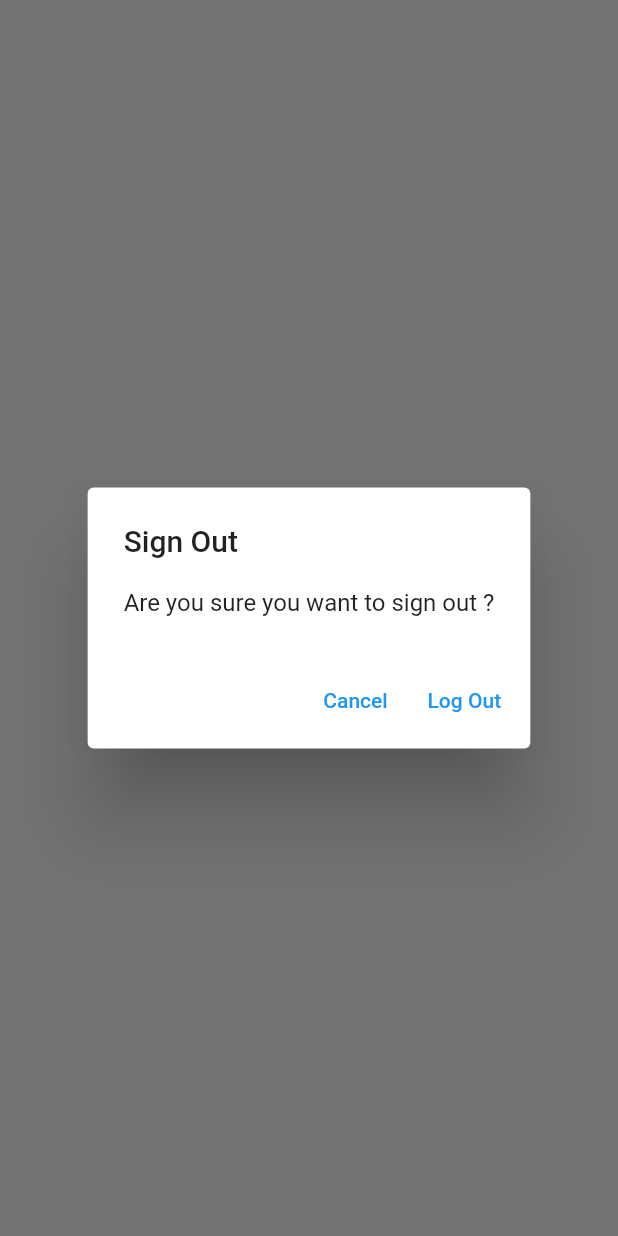
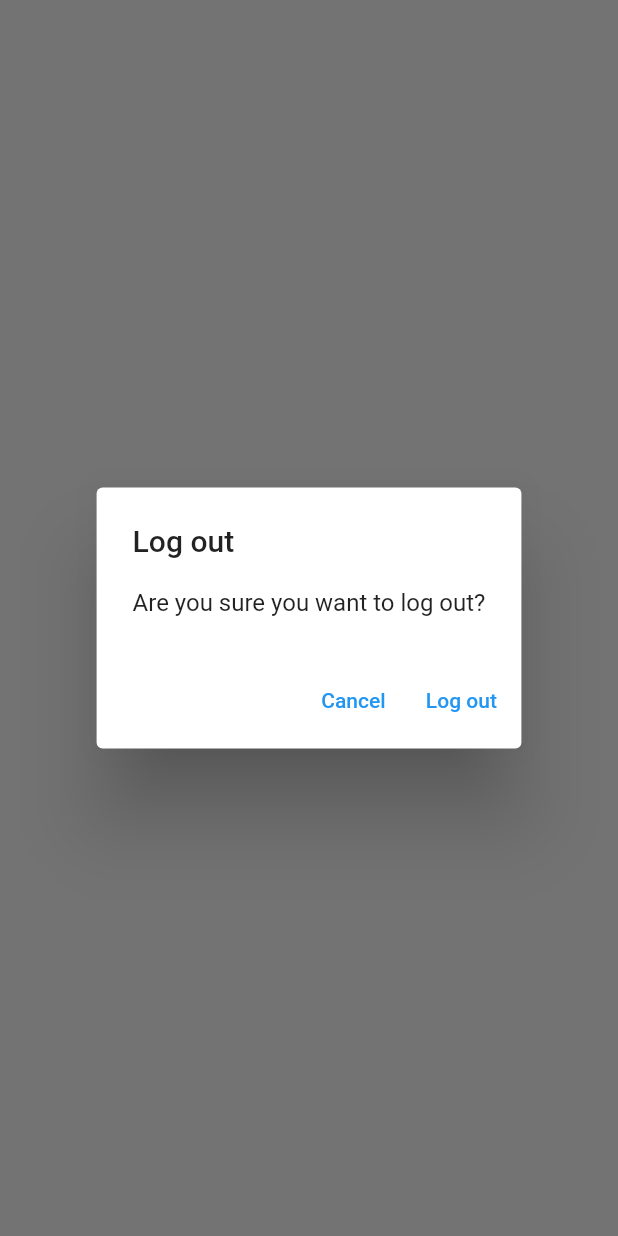
Before and after one commit to Dolnys/world_of_coctails_final, a Flutter app: what showLogOutDialog() shows on an empty page, opened directly, on a phone screen of 412 x 824 dp. Run offline on Flutter 3.47's test engine with Material 2 defaults, Android fonts, the phone set to English and light mode, and no system bars; our stand-ins replace firebase_auth, firebase_core, sqflite; accounts and stored records are empty; network calls fail.

Commit message:
seperate error dialogs

```diff
--- a/lib/services/crud/coctails_service.dart
+++ b/lib/services/crud/coctails_service.dart
@@ -326,7 +326,7 @@ const createUserTable = '''CREATE TABLE IF NOT EXISTS "user" (
         "email"	TEXT NOT NULL UNIQUE,
         PRIMARY KEY("id" AUTOINCREMENT)
       );''';
-const createCoctailTable = '''CREATE TABLE IF NOT EXISTS "cioctail" (
+const createCoctailTable = '''CREATE TABLE IF NOT EXISTS "coctail" (
         "id"	INTEGER NOT NULL,
         "user_id"	INTEGER NOT NULL,
         "text"	TEXT,
--- /dev/null
+++ b/lib/utilities/dialogs/generic_dialog.dart
@@ -0,0 +1,34 @@
+import 'package:flutter/material.dart';
+
+typedef DialogOptionBuilder<T> = Map<String, T?> Function();
+
+Future<T?> showGenericDialog<T>({
+  required BuildContext context,
+  required String title,
+  required String content,
+  required DialogOptionBuilder optionsBuilder,
+}) {
+  final options = optionsBuilder();
+  return showDialog<T>(
+    context: context,
+    builder: (context) {
+      return AlertDialog(
+        title: Text(title),
+        content: Text(content),
+        actions: options.keys.map((optionTitle) {
+          final value = options[optionTitle];
+          return TextButton(
+            onPressed: () {
+              if (value != null) {
+                Navigator.of(context).pop(value);
+              } else {
+                Navigator.of(context).pop();
+              }
+            },
+            child: Text(optionTitle),
+          );
+        }).toList(),
+      );
+    },
+  );
+}
--- /dev/null
+++ b/lib/utilities/dialogs/logout_dialog.dart
@@ -0,0 +1,16 @@
+import 'package:flutter/material.dart';
+import 'package:world_of_coctails_final/utilities/dialogs/generic_dialog.dart';
+
+Future<bool> showLogOutDialog(BuildContext context) {
+  return showGenericDialog<bool>(
+    context: context,
+    title: 'Log out',
+    content: 'Are you sure you want to log out?',
+    optionsBuilder: () => {
+      'Cancel': false,
+      'Log out': true,
+    },
+  ).then(
+    (value) => value ?? false,
+  );
+}
--- a/lib/utilities/show_error_dialog.dart
+++ /dev/null
@@ -1,25 +0,0 @@
-import 'package:flutter/material.dart';
-
-Future<bool> showLogOutDialog(BuildContext context) {
-  return showDialog<bool>(
-    context: context,
-    builder: (context) {
-      return AlertDialog(
-        title: const Text('Sign Out'),
-        content: const Text('Are you sure you want to sign out ?'),
-        actions: [
-          TextButton(
-              onPressed: () {
-                Navigator.of(context).pop(false);
-              },
-              child: const Text('Cancel')),
-          TextButton(
-              onPressed: () {
-                Navigator.of(context).pop(true);
-              },
-              child: const Text('Log Out ')),
-        ],
-      );
-    },
-  ).then((value) => value ?? false);
-}
--- a/lib/views/register_view.dart
+++ b/lib/views/register_view.dart
@@ -3,6 +3,7 @@ import 'package:world_of_coctails_final/constants/routes.dart';
 import 'package:world_of_coctails_final/services/auth/auth_exceptions.dart';
 import 'package:world_of_coctails_final/services/auth/auth_service.dart';
 import 'package:world_of_coctails_final/views/login_view.dart';
+import 'package:world_of_coctails_final/utilities/dialogs/error_dialog.dart';
 
 class RegisterView extends StatefulWidget {
   const RegisterView({Key? key}) : super(key: key);
```
Also changed, not shown: lib/utilities/dialogs/delete_dialog.dart (added, +16 -0 lines), lib/utilities/dialogs/error_dialog.dart (added, +16 -0 lines), lib/views/coctails/coctails_list_view.dart (added, +43 -0 lines), lib/views/coctails/coctails_view.dart (+12 -20 lines), lib/views/login_view.dart (+1 -24 lines).
